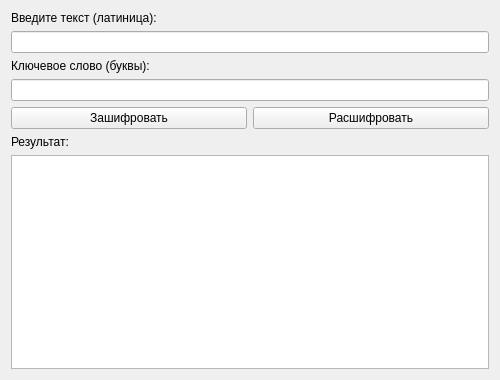
Qt form src/gui/vigenerewindow.ui (Demian-Chern/reshenia) before a commit.
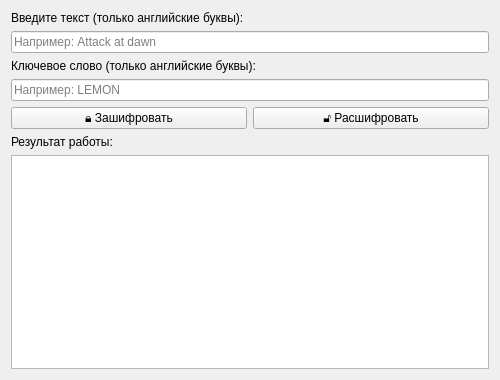
The same form after that commit.

What changed in the file:
```diff
--- a/src/gui/vigenerewindow.ui
+++ b/src/gui/vigenerewindow.ui
@@ -17,36 +17,44 @@
             <item>
                 <widget class="QLabel" name="label_text">
                     <property name="text">
-                        <string>Введите текст (латиница):</string>
+                        <string>Введите текст (только английские буквы):</string>
                     </property>
                 </widget>
             </item>
             <item>
-                <widget class="QLineEdit" name="textEdit"/>
+                <widget class="QLineEdit" name="textEdit">
+                    <property name="placeholderText">
+                        <string>Например: Attack at dawn</string>
+                    </property>
+                </widget>
             </item>
             <item>
                 <widget class="QLabel" name="label_key">
                     <property name="text">
-                        <string>Ключевое слово (буквы):</string>
+                        <string>Ключевое слово (только английские буквы):</string>
                     </property>
                 </widget>
             </item>
             <item>
-                <widget class="QLineEdit" name="keyEdit"/>
+                <widget class="QLineEdit" name="keyEdit">
+                    <property name="placeholderText">
+                        <string>Например: LEMON</string>
+                    </property>
+                </widget>
             </item>
             <item>
                 <layout class="QHBoxLayout" name="horizontalLayout">
                     <item>
                         <widget class="QPushButton" name="encryptButton">
                             <property name="text">
-                                <string>Зашифровать</string>
+                                <string>🔒 Зашифровать</string>
                             </property>
                         </widget>
                     </item>
                     <item>
                         <widget class="QPushButton" name="decryptButton">
                             <property name="text">
-                                <string>Расшифровать</string>
+                                <string>🔓 Расшифровать</string>
                             </property>
                         </widget>
                     </item>
@@ -55,7 +63,7 @@
             <item>
                 <widget class="QLabel" name="label_result">
                     <property name="text">
-                        <string>Результат:</string>
+                        <string>Результат работы:</string>
                     </property>
                 </widget>
             </item>
```
Left out of the diff: 2 changed lines with no effect on the pictures.
